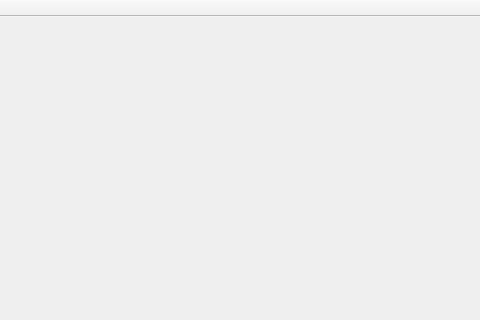
This is mainwindow.ui in MOonRails/MoUI_onRails as Qt 5 draws it before an edit; both pictures show x 330 to 810 and y 0 to 320 of the 1080 by 689 pixel window. The edited form follows.
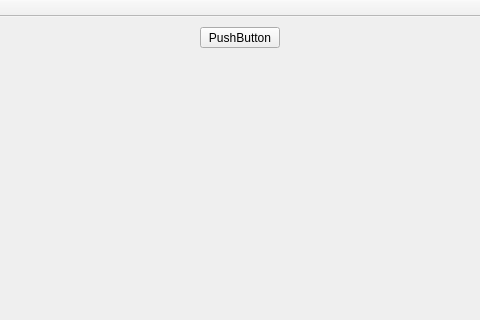
This is the edited form.

```diff
--- a/mainwindow.ui
+++ b/mainwindow.ui
@@ -18,13 +18,26 @@
     <property name="geometry">
      <rect>
       <x>0</x>
-      <y>0</y>
+      <y>50</y>
       <width>1081</width>
-      <height>651</height>
+      <height>601</height>
      </rect>
     </property>
     <layout class="QHBoxLayout" name="horizontalLayout"/>
    </widget>
+   <widget class="QPushButton" name="pushButton_file">
+    <property name="geometry">
+     <rect>
+      <x>530</x>
+      <y>10</y>
+      <width>80</width>
+      <height>21</height>
+     </rect>
+    </property>
+    <property name="text">
+     <string>PushButton</string>
+    </property>
+   </widget>
   </widget>
   <widget class="QMenuBar" name="menuBar">
    <property name="geometry">
```
